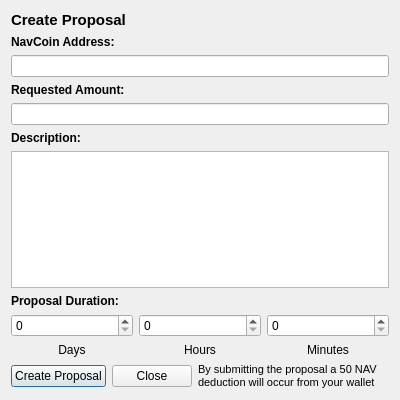
Old version of the form src/qt/forms/communityfundcreateproposaldialog.ui in the repository navcoin/navcoin-core.
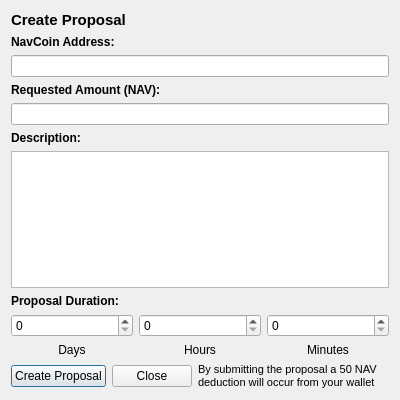
New version of the form. Custom widgets are drawn as their Qt base class.

Commit message: added NAV to amount titles for creating proposals and payment requests

The edit to the form file:
```diff
--- a/src/qt/forms/communityfundcreateproposaldialog.ui
+++ b/src/qt/forms/communityfundcreateproposaldialog.ui
@@ -73,7 +73,7 @@
         </font>
        </property>
        <property name="text">
-        <string>Requested Amount:</string>
+        <string>Requested Amount (NAV):</string>
        </property>
       </widget>
      </item>
```
The commit also changes 1 other file.
